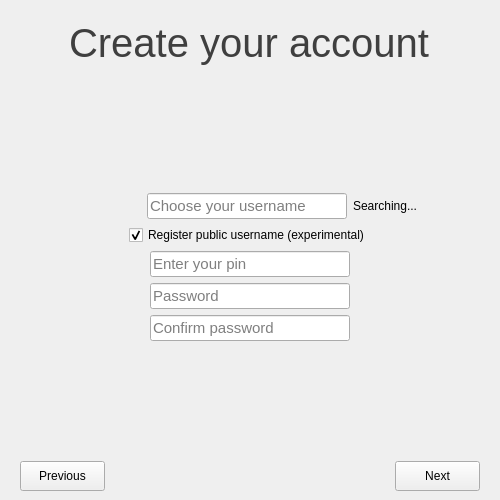
Old version of the form wizarddialog.ui in the repository savoirfairelinux/jami-client-windows.
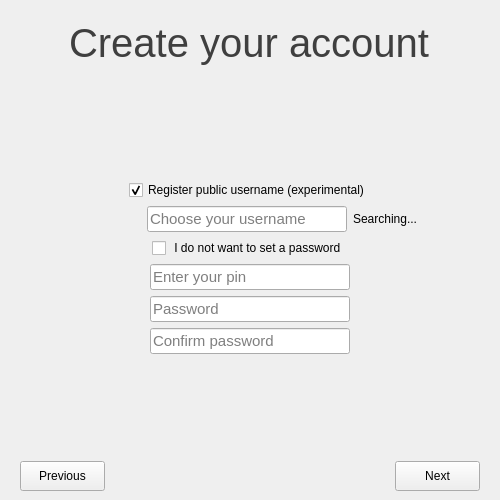
New version of the form. The open tabs and pages were chosen to show the change. Icons and pictures are not drawn. Custom widgets are drawn as their Qt base class.

Commit message:
make password optional in account creation
To reflect the fact that it is possible to not set
a password for an account, the wizard now offers the choice
to disable the password.
The action is made positive by providing a checkbox to do so,
hence avoiding non encrypted accounts on misclicks.

```diff
--- a/wizarddialog.ui
+++ b/wizarddialog.ui
@@ -403,6 +403,25 @@
          </property>
         </widget>
        </item>
+       <item alignment="Qt::AlignHCenter">
+        <widget class="QCheckBox" name="signUpCheckbox">
+         <property name="toolTip">
+          <string>Register your username on the Ring. This will reserve the username so that only you can use it. Your friends will be able to call you with your usename instead of using your RingID.</string>
+         </property>
+         <property name="accessibleName">
+          <string>Public username checkbox</string>
+         </property>
+         <property name="accessibleDescription">
+          <string>Checkbox selecting if the user wants a public username</string>
+         </property>
+         <property name="text">
+          <string>Register public username (experimental)</string>
+         </property>
+         <property name="checked">
+          <bool>true</bool>
+         </property>
+        </widget>
+       </item>
        <item>
         <layout class="QHBoxLayout" name="horizontalLayout_2">
          <item>
@@ -461,15 +480,12 @@
         </layout>
        </item>
        <item alignment="Qt::AlignHCenter">
-        <widget class="QCheckBox" name="signUpCheckbox">
+        <widget class="QCheckBox" name="disablePassword">
          <property name="toolTip">
           <string>Register your username on the Ring. This will reserve the username so that only you can use it. Your friends will be able to call you with your usename instead of using your RingID.</string>
          </property>
          <property name="text">
-          <string>Register public username (experimental)</string>
-         </property>
-         <property name="checked">
-          <bool>true</bool>
+          <string> I do not want to set a password</string>
          </property>
         </widget>
        </item>
```
Left out of the diff: 2 changed lines with no effect on the pictures. The commit also changes 1 other file.
